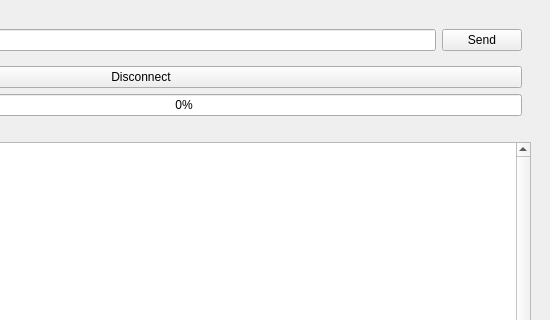
This is connectionhandleui.ui in tannyusuf/tcp-app-v02 as Qt 5 draws it before an edit; both pictures show x 250 to 800 and y 0 to 320 of the 800 by 575 pixel window. The edited form follows.
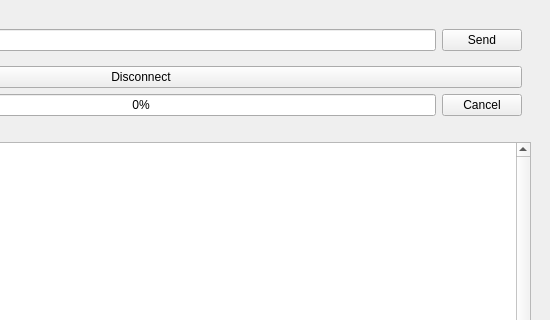
This is the edited form.

Patch:
```diff
--- a/connectionhandleui.ui
+++ b/connectionhandleui.ui
@@ -101,6 +101,13 @@
         </property>
        </widget>
       </item>
+      <item row="0" column="2">
+       <widget class="QPushButton" name="pushButton">
+        <property name="text">
+         <string>Cancel</string>
+        </property>
+       </widget>
+      </item>
      </layout>
     </item>
     <item>
```
